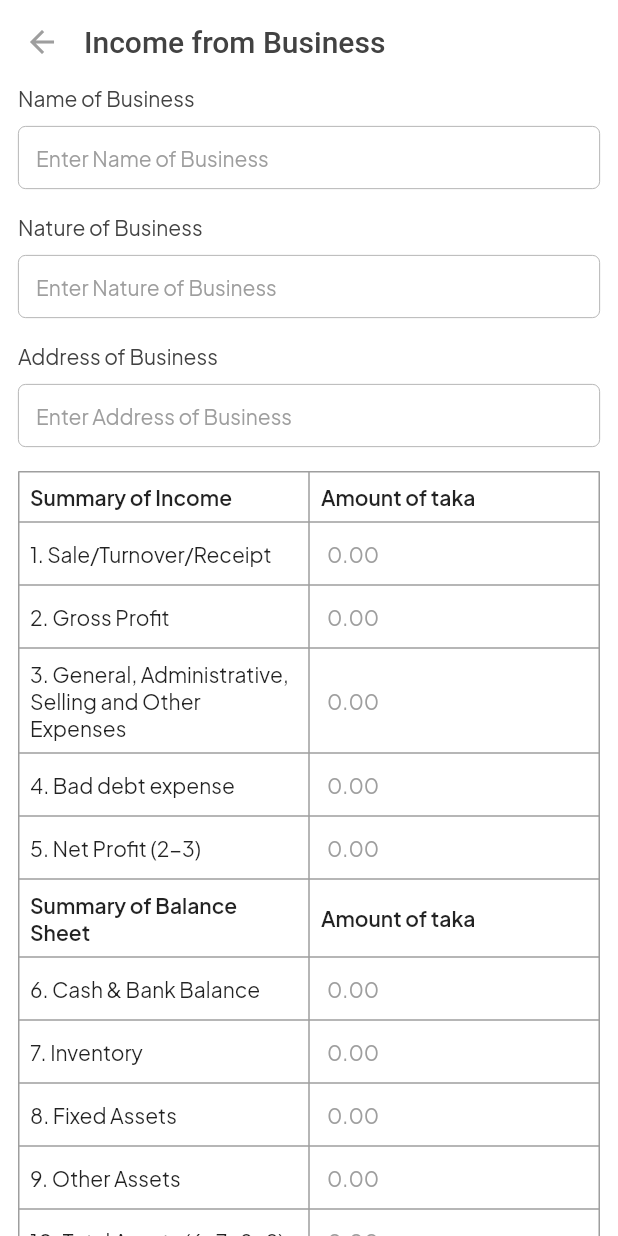
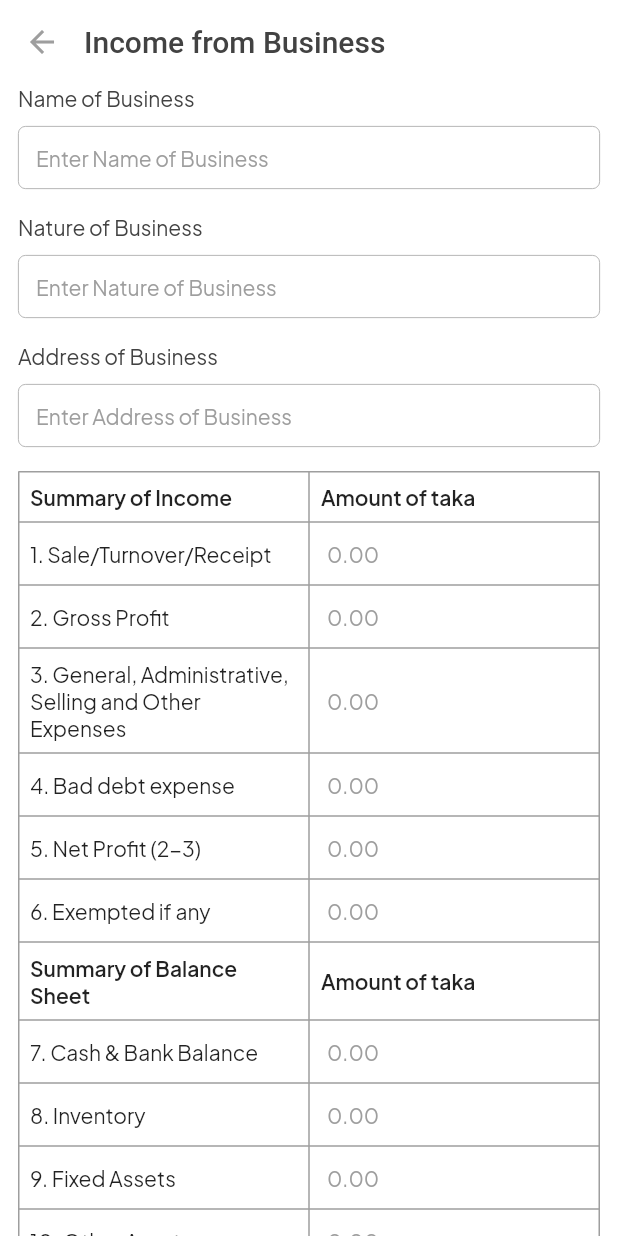
Before and after one commit to SujitSarkar/TAX-BD, a Flutter app: the BusinessIncomeScreen screen opened by its route, after a tap on "Add More", on a phone screen of 412 x 824 dp. Run offline on Flutter 3.47's test engine with Material 2 defaults, Android fonts, the phone set to English and light mode, and no system bars; our stand-ins replace firebase_auth, firebase_core, firebase_database, fluttertoast, get_storage, line_awesome_flutter; accounts and stored records are empty.

Commit message:
UI updated and buf fixed

```diff
--- a/lib/src/feature/income/model/business_income_input_model.dart
+++ b/lib/src/feature/income/model/business_income_input_model.dart
@@ -9,6 +9,7 @@ class BusinessIncomeInputModel {
   final TextEditingController? generalExpanses;
   final TextEditingController? badDebtExpanses;
   final TextEditingController? netProfit;
+  final TextEditingController? exemptedAmount;
   final TextEditingController? cashAndBankBalance;
   final TextEditingController? inventory;
   final TextEditingController? fixedAssets;
@@ -21,8 +22,8 @@ class BusinessIncomeInputModel {
   final TextEditingController? liabilities;
   final TextEditingController? totalCapitalAndLiabilities;
 
-  BusinessIncomeInputModel({
-      this.nameOfBusiness,
+  BusinessIncomeInputModel(
+      {this.nameOfBusiness,
       this.natureOfBusiness,
       this.addressOfBusiness,
       this.saleTurnoverReceipt,
@@ -40,5 +41,6 @@ class BusinessIncomeInputModel {
       this.drawingDuringIncomeYear,
       this.closingCapital,
       this.liabilities,
-      this.totalCapitalAndLiabilities});
+      this.totalCapitalAndLiabilities,
+      this.exemptedAmount});
 }
--- a/lib/src/feature/income/provider/business_income_provider.dart
+++ b/lib/src/feature/income/provider/business_income_provider.dart
@@ -8,7 +8,6 @@ class BusinessIncomeProvider extends ChangeNotifier {
   final FirebaseDbHelper firebaseDbHelper = FirebaseDbHelper();
   bool loading = false;
   bool functionLoading = false;
-
   List<BusinessIncomeInputModel> businessIncomeInputList = [];
 
   ///Functions::::::::::::::::::::::::::::::::::::::::::::::::::::::::::::
@@ -22,6 +21,7 @@ class BusinessIncomeProvider extends ChangeNotifier {
       generalExpanses: TextEditingController(),
       badDebtExpanses: TextEditingController(),
       netProfit: TextEditingController(),
+      exemptedAmount: TextEditingController(),
       cashAndBankBalance: TextEditingController(),
       inventory: TextEditingController(),
       fixedAssets: TextEditingController(),
@@ -59,6 +59,7 @@ class BusinessIncomeProvider extends ChangeNotifier {
             generalExpanses: TextEditingController(text: element['generalExpanses']),
             badDebtExpanses: TextEditingController(text: element['badDebtExpanses']),
             netProfit: TextEditingController(text: element['netProfit']),
+            exemptedAmount: TextEditingController(text: element['exemptedAmount']),
             cashAndBankBalance: TextEditingController(text: element['cashAndBankBalance']),
             inventory: TextEditingController(text: element['inventory']),
             fixedAssets: TextEditingController(text: element['fixedAssets']),
@@ -95,6 +96,7 @@ class BusinessIncomeProvider extends ChangeNotifier {
             closingCapital: TextEditingController(),
             liabilities: TextEditingController(),
             totalCapitalAndLiabilities: TextEditingController(),
+            exemptedAmount: TextEditingController(),
           )
       );
     }
@@ -161,6 +163,7 @@ class BusinessIncomeProvider extends ChangeNotifier {
         'generalExpanses': element.generalExpanses!.text.trim(),
         'badDebtExpanses': element.badDebtExpanses!.text.trim(),
         'netProfit': element.netProfit!.text.trim(),
+        'exemptedAmount': element.exemptedAmount!.text.trim(),
         'cashAndBankBalance': element.cashAndBankBalance!.text.trim(),
         'inventory': element.inventory!.text.trim(),
         'fixedAssets': element.fixedAssets!.text.trim(),
--- a/lib/src/feature/income/screen/business_income_screen.dart
+++ b/lib/src/feature/income/screen/business_income_screen.dart
@@ -118,6 +118,10 @@ class BusinessIncomeScreen extends StatelessWidget {
                                 "5. Net Profit (2-3)",
                                 businessIncomeProvider
                                     .businessIncomeInputList[index].netProfit!,readOnly: true),
+                            buildRow(
+                                "6. Exempted if any",
+                                businessIncomeProvider
+                                    .businessIncomeInputList[index].exemptedAmount!),
 
                             ///Table Header
                             const TableRow(
@@ -140,52 +144,52 @@ class BusinessIncomeScreen extends StatelessWidget {
                             ),
                             //Table Row
                             buildRow(
-                                "6. Cash & Bank Balance",
+                                "7. Cash & Bank Balance",
                                 businessIncomeProvider
                                     .businessIncomeInputList[index]
                                     .cashAndBankBalance!),
                             buildRow(
-                                "7. Inventory",
+                                "8. Inventory",
                                 businessIncomeProvider
                                     .businessIncomeInputList[index].inventory!),
                             buildRow(
-                                "8. Fixed Assets",
+                                "9. Fixed Assets",
                                 businessIncomeProvider
                                     .businessIncomeInputList[index].fixedAssets!),
                             buildRow(
-                                "9. Other Assets",
+                                "10. Other Assets",
                                 businessIncomeProvider
                                     .businessIncomeInputList[index].otherAssets!),
                             buildRow(
-                                "10. Total Assets (6+7+8+9)",
+                                "11. Total Assets (6+7+8+9)",
                                 businessIncomeProvider
                                     .businessIncomeInputList[index].totalAssets!,readOnly: true),
                             buildRow(
-                                "11. Opening Capital",
+                                "12. Opening Capital",
                                 businessIncomeProvider
                                     .businessIncomeInputList[index]
                                     .openingCapital!),
                             buildRow(
-                                "12. Net Profit",
+                                "13. Net Profit",
                                 businessIncomeProvider
                                     .businessIncomeInputList[index]
                                     .balanceSheetNetProfit!),
                             buildRow(
-                                "13. Drawing during the income year",
+                                "14. Drawing during the income year",
                                 businessIncomeProvider
                                     .businessIncomeInputList[index]
                                     .drawingDuringIncomeYear!),
                             buildRow(
-                                "14. Closing Capital (11+12-13)",
+                                "15. Closing Capital (11+12-13)",
                                 businessIncomeProvider
                                     .businessIncomeInputList[index]
                                     .closingCapital!,readOnly: true),
                             buildRow(
-                                "15. Liabilities",
+                                "16. Liabilities",
                                 businessIncomeProvider
                                     .businessIncomeInputList[index].liabilities!),
                             buildRow(
-                                "16. Total Capital & Liabilities (14+15)",
+                                "17. Total Capital & Liabilities (14+15)",
                                 businessIncomeProvider
                                     .businessIncomeInputList[index]
                                     .totalCapitalAndLiabilities!,readOnly: true),
```
